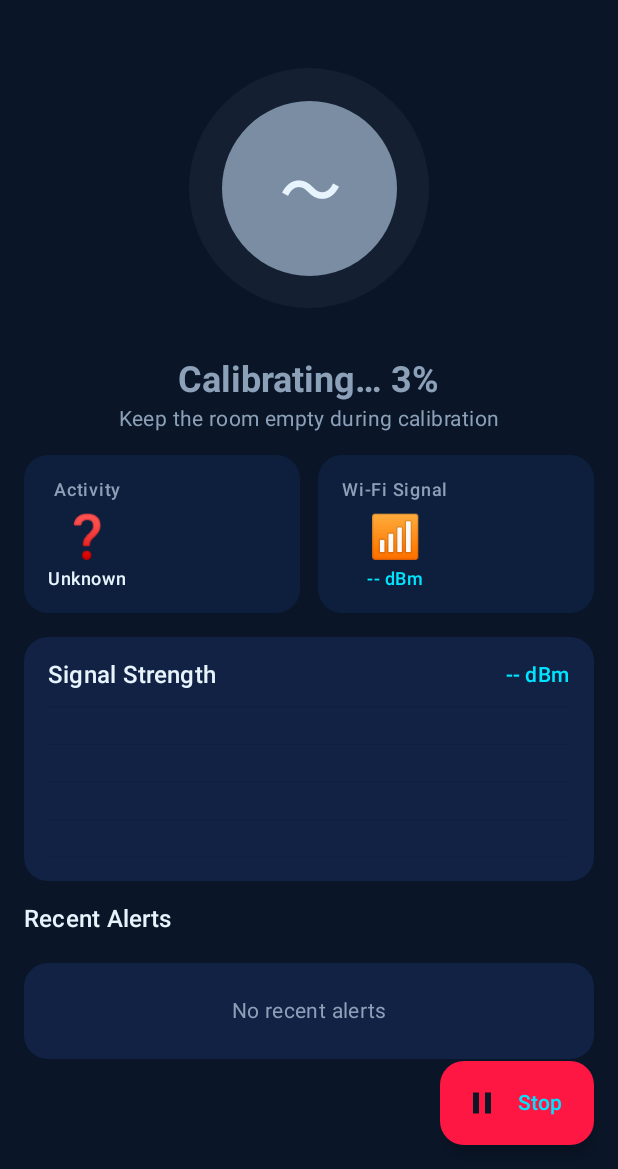
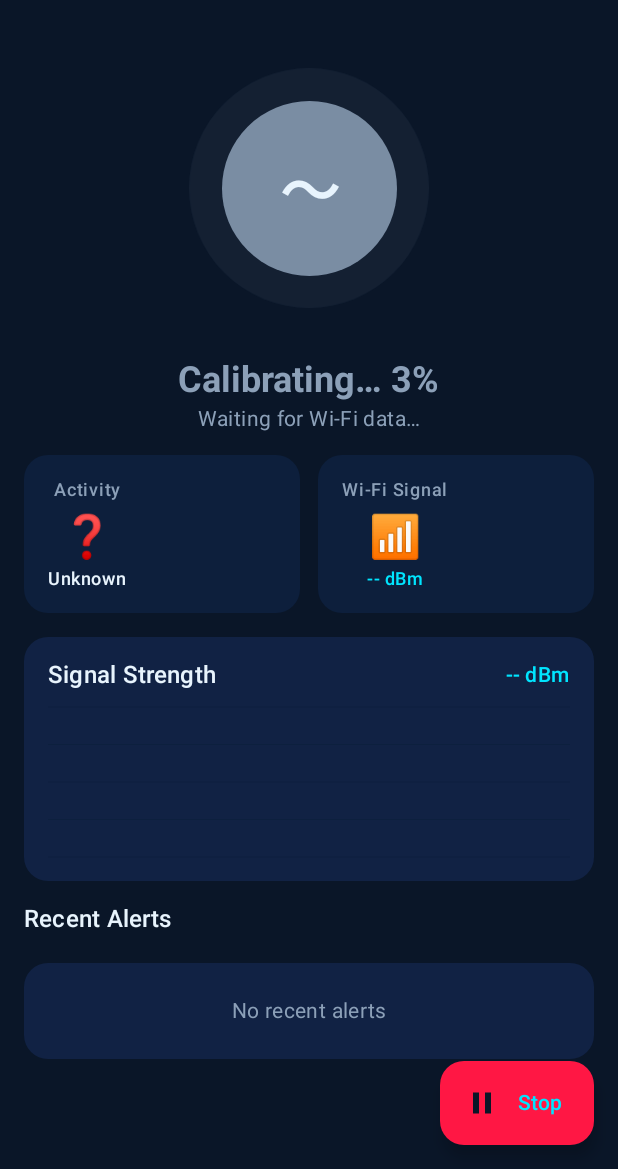
Before and after one commit to ashishshroti14/waveguard, an Android app built with Jetpack Compose: the DashboardScreen screen opened through its navigation route, after a tap on "Start Monitoring", on a phone screen of 412 x 824 dp, the part 67-1236 px from its top. Run offline under Robolectric (Android 15) with nearby library versions, the phone set to English and light mode, and no system bars; our stand-ins replace Dagger/Hilt's generated code, Room's generated code; libraries missing offline, so code that uses them is left out: org.tensorflow.lite; 1 statement that could not run was skipped.

Commit message:
Fix fake calibration: fail when no WiFi data received, show sample count during calibration
StatisticalDetector:
- Added calibrationSampleCount (live RSSI sample counter) and calibrationFailed
  (set when timer expires with zero samples)
- finishCalibration() no longer marks isCalibrated=true when no data was collected
- Progress set to 1f only after success/failure is determined

DashboardScreen:
- During calibration: shows "Collecting data… X samples · Keep room empty"
  when data flows, or "Waiting for Wi-Fi data…" when no samples yet
- On failure: shows "Calibration Failed" in red with clear instructions to
  connect to Wi-Fi and restart

Co-authored-by: shrotiash <80332861+shrotiash@users.noreply.github.com>

```diff
--- a/android/app/src/main/java/com/waveguard/domain/detection/PresenceDetector.kt
+++ b/android/app/src/main/java/com/waveguard/domain/detection/PresenceDetector.kt
@@ -84,6 +84,12 @@ class PresenceDetector @Inject constructor(
 
     /** 0.0–1.0 progress of the initial empty-room baseline calibration. */
     val calibrationProgress: StateFlow<Float> = statisticalDetector.calibrationProgress
+
+    /** Number of RSSI samples collected during calibration. */
+    val calibrationSampleCount: StateFlow<Int> = statisticalDetector.calibrationSampleCount
+
+    /** True when calibration finished but zero Wi-Fi data was received. */
+    val calibrationFailed: StateFlow<Boolean> = statisticalDetector.calibrationFailed
 
     // Latest values from each detector (updated by coroutines below)
     @Volatile private var latestStatistical = PresenceState.UNKNOWN
--- a/android/app/src/main/java/com/waveguard/domain/detection/StatisticalDetector.kt
+++ b/android/app/src/main/java/com/waveguard/domain/detection/StatisticalDetector.kt
@@ -42,6 +42,14 @@ class StatisticalDetector @Inject constructor() {
 
     private val _calibrationProgress = MutableStateFlow(0f)
     val calibrationProgress: StateFlow<Float> = _calibrationProgress.asStateFlow()
+
+    /** Number of RSSI samples collected so far during calibration. */
+    private val _calibrationSampleCount = MutableStateFlow(0)
+    val calibrationSampleCount: StateFlow<Int> = _calibrationSampleCount.asStateFlow()
+
+    /** True when calibration completed but no Wi-Fi data was received. */
+    private val _calibrationFailed = MutableStateFlow(false)
+    val calibrationFailed: StateFlow<Boolean> = _calibrationFailed.asStateFlow()
 
     // Baseline statistics: bssid → (mean, variance)
     private val baselineMean = mutableMapOf<String, Float>()
@@ -101,6 +109,8 @@ class StatisticalDetector @Inject constructor() {
         isCalibrating = true
         _calibrationProgress.value = 0f
         _isCalibrated.value = false
+        _calibrationSampleCount.value = 0
+        _calibrationFailed.value = false
 
         // Drive progress every second so the UI always advances even when Android
         // throttles Wi-Fi scans and no RSSI data arrives.
@@ -142,10 +152,20 @@ class StatisticalDetector @Inject constructor() {
         for (entry in samples) {
             calibrationSamples.getOrPut(entry.bssid) { mutableListOf() }.add(entry.rssi.toFloat())
         }
+        _calibrationSampleCount.value = calibrationSamples.values.sumOf { it.size }
     }
 
     private fun finishCalibration() {
         isCalibrating = false
+
+        // If no RSSI samples were collected, calibration cannot succeed — the device
+        // likely has no Wi-Fi connection.  Signal this to the UI instead of pretending.
+        if (calibrationSamples.isEmpty()) {
+            _calibrationProgress.value = 1f
+            _calibrationFailed.value = true
+            return
+        }
+
         for ((bssid, values) in calibrationSamples) {
             if (values.size < 2) continue
             val mean = values.average().toFloat()
--- a/android/app/src/main/java/com/waveguard/ui/screens/dashboard/DashboardScreen.kt
+++ b/android/app/src/main/java/com/waveguard/ui/screens/dashboard/DashboardScreen.kt
@@ -79,6 +79,8 @@ fun DashboardScreen(
     val isMonitoring by viewModel.isMonitoring.collectAsStateWithLifecycle()
     val rssiHistory by viewModel.rssiHistory.collectAsStateWithLifecycle()
     val calibrationProgress by viewModel.calibrationProgress.collectAsStateWithLifecycle()
+    val calibrationSampleCount by viewModel.calibrationSampleCount.collectAsStateWithLifecycle()
+    val calibrationFailed by viewModel.calibrationFailed.collectAsStateWithLifecycle()
 
     Scaffold(
         containerColor = NavyBackground,
@@ -173,13 +175,14 @@ fun DashboardScreen(
                     Text(
                         text = when {
                             presenceState == PresenceState.UNKNOWN && !isMonitoring -> "Ready"
+                            calibrationFailed -> "Calibration Failed"
                             isCalibrating ->
                                 "Calibrating… ${(calibrationProgress * 100).toInt()}%"
                             else -> presenceState.toDisplayName()
                         },
                         style = MaterialTheme.typography.headlineSmall,
                         fontWeight = FontWeight.Bold,
-                        color = presenceState.toColor()
+                        color = if (calibrationFailed) RedAlert else presenceState.toColor()
                     )
                     if (!isMonitoring && presenceState == PresenceState.UNKNOWN) {
                         Spacer(modifier = Modifier.height(4.dp))
@@ -188,10 +191,20 @@ fun DashboardScreen(
                             style = MaterialTheme.typography.bodyMedium,
                             color = TextSecondary
                         )
+                    } else if (calibrationFailed) {
+                        Spacer(modifier = Modifier.height(4.dp))
+                        Text(
+                            text = "No Wi-Fi data received. Connect to a Wi-Fi network and restart.",
+                            style = MaterialTheme.typography.bodyMedium,
+                            color = RedAlert
+                        )
                     } else if (isCalibrating) {
                         Spacer(modifier = Modifier.height(4.dp))
                         Text(
-                            text = "Keep the room empty during calibration",
+                            text = if (calibrationSampleCount > 0)
+                                "Collecting data… $calibrationSampleCount samples · Keep room empty"
+                            else
+                                "Waiting for Wi-Fi data…",
                             style = MaterialTheme.typography.bodyMedium,
                             color = TextSecondary
                         )
--- a/android/app/src/main/java/com/waveguard/ui/screens/dashboard/DashboardViewModel.kt
+++ b/android/app/src/main/java/com/waveguard/ui/screens/dashboard/DashboardViewModel.kt
@@ -47,6 +47,10 @@ class DashboardViewModel @Inject constructor(
     val isMonitoring: StateFlow<Boolean> = _isMonitoring.asStateFlow()
 
     val calibrationProgress: StateFlow<Float> = presenceDetector.calibrationProgress
+
+    val calibrationSampleCount: StateFlow<Int> = presenceDetector.calibrationSampleCount
+
+    val calibrationFailed: StateFlow<Boolean> = presenceDetector.calibrationFailed
 
     private val _rssiHistory = MutableStateFlow<List<Float>>(emptyList())
     val rssiHistory: StateFlow<List<Float>> = _rssiHistory.asStateFlow()
```
